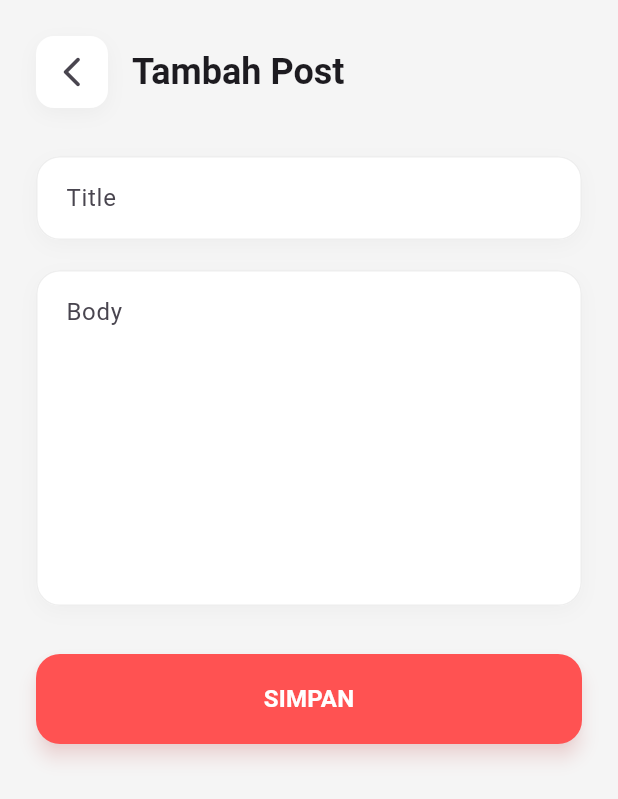
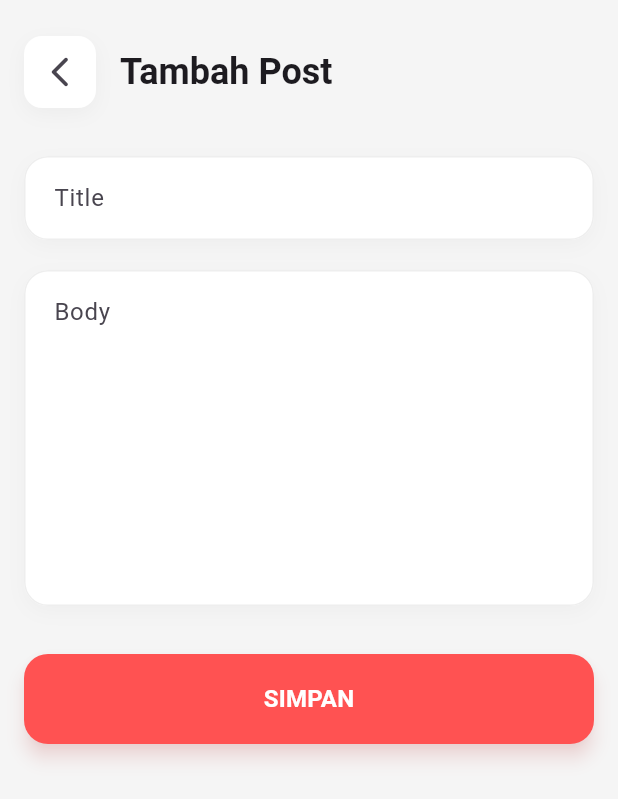
Before and after one commit to RobbyRama1st/Flutter-CRUD, a Flutter app: the PostFormPage screen opened by its route, on a phone screen of 412 x 824 dp. Shown: the top 799 px of the screen. Run offline on Flutter 3.47's test engine with Material 3 defaults, Android fonts, the phone set to English and light mode, and no system bars; our stand-ins replace dio, equatable, flutter_bloc, logger, shared_preferences; accounts and stored records are empty.

Commit message:
fix margin

```diff
--- a/lib/ui/pages/post_form_page.dart
+++ b/lib/ui/pages/post_form_page.dart
@@ -85,7 +85,7 @@ class _PostFormPageState extends State<PostFormPage> {
             }
           },
           child: SingleChildScrollView(
-            padding: const EdgeInsets.all(24.0),
+            padding: const EdgeInsets.symmetric(horizontal: 16, vertical: 24),
             child: Form(
               key: _formKey,
               child: Column(
--- a/lib/ui/pages/post_list_page.dart
+++ b/lib/ui/pages/post_list_page.dart
@@ -180,7 +180,7 @@ class _PostListPageState extends State<PostListPage> {
             'Daftar Post',
             style: Theme.of(
               context,
-            ).textTheme.headlineMedium?.copyWith(fontWeight: FontWeight.bold),
+            ).textTheme.headlineSmall?.copyWith(fontWeight: FontWeight.bold),
           ),
           IconButton(
             icon: const Icon(Icons.logout_rounded),
```
